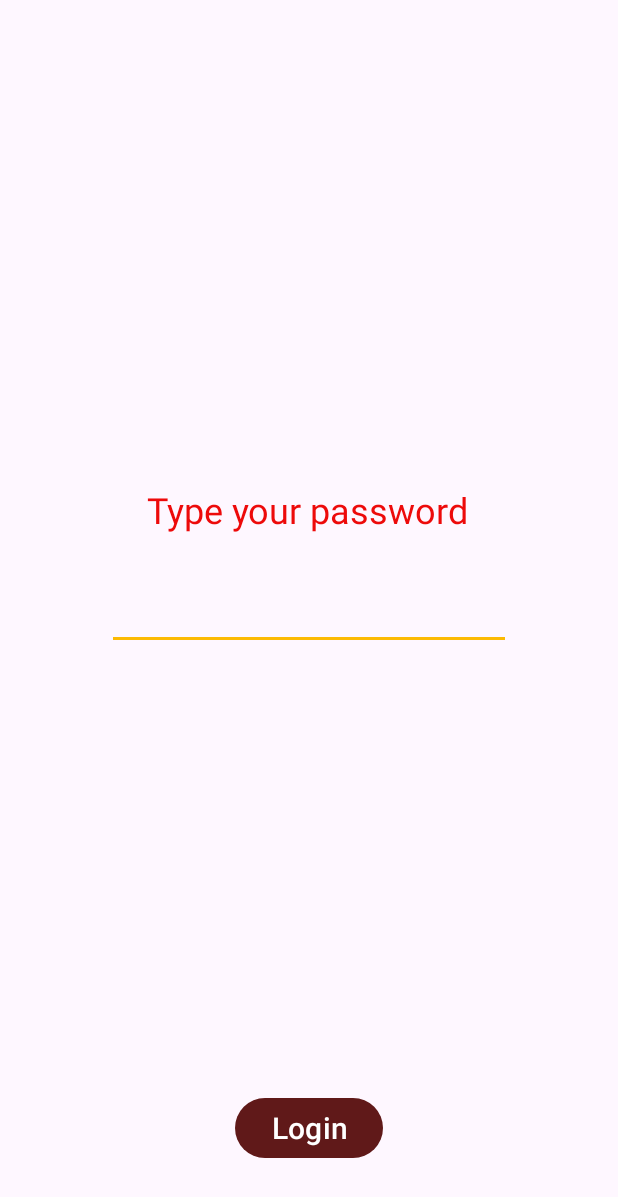
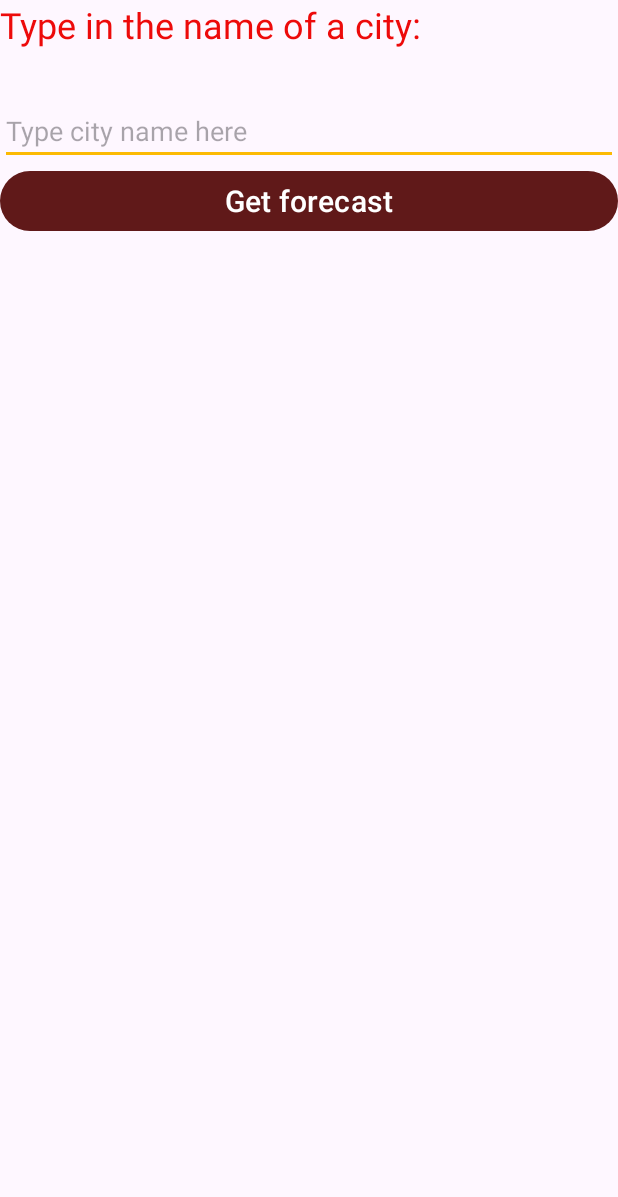
Before and after one commit to Etieno-Josiah/MyAndroidLabs, an Android app: the screen it shows after launch (MainActivity), on a phone screen of 412 x 824 dp. Shown: the top 1197 px of the screen. Run offline under Robolectric (Android 15) with nearby library versions, the phone set to English and light mode, and no system bars; our stand-ins replace Volley.

Commit message:
Lab 10 first commit

```diff
--- a/app/build.gradle.kts
+++ b/app/build.gradle.kts
@@ -55,4 +55,5 @@ dependencies {
 
     implementation ("androidx.room:room-runtime:$room_version")
     annotationProcessor ("androidx.room:room-compiler:$room_version")
+    implementation ("com.android.volley:volley:1.2.1")
 }
--- a/app/src/main/AndroidManifest.xml
+++ b/app/src/main/AndroidManifest.xml
@@ -1,6 +1,7 @@
 <?xml version="1.0" encoding="utf-8"?>
 <manifest xmlns:android="http://schemas.android.com/apk/res/android"
     xmlns:tools="http://schemas.android.com/tools">
+    <uses-permission android:name="android.permission.INTERNET"/>
 
     <application
         android:allowBackup="true"
--- a/app/src/main/java/com/example/etienosandroidlabs/MainActivity.java
+++ b/app/src/main/java/com/example/etienosandroidlabs/MainActivity.java
@@ -7,33 +7,58 @@ import android.widget.EditText;
 import android.widget.TextView;
 import android.widget.Toast;
 
+import com.android.volley.Request;
+import com.android.volley.RequestQueue;
+import com.android.volley.Response;
+import com.android.volley.toolbox.JsonObjectRequest;
+import com.android.volley.toolbox.Volley;
+import com.example.etienosandroidlabs.databinding.ActivityMainBinding;
+
+import org.json.JSONObject;
+
+import java.io.UnsupportedEncodingException;
+import java.net.URLEncoder;
+
 public class MainActivity extends AppCompatActivity {
     /** This holds the text shown at the center of the screen*/
     private TextView tv;
     /** This holds the password input from user*/
     private EditText et;
     /** This holds the login button*/
-    private Button btn;
+    private Button forecastBtn;
+    ActivityMainBinding binding;
+    String cityName;
+    RequestQueue queue = null;
 
 
     @Override
     protected void onCreate(Bundle savedInstanceState) {
         super.onCreate(savedInstanceState);
         setContentView(R.layout.activity_main);
+        binding = ActivityMainBinding.inflate(getLayoutInflater());
 
-        tv = findViewById(R.id.textView);
-        et = findViewById(R.id.editPassword);
-        btn = findViewById(R.id.loginButton);
+        queue = Volley.newRequestQueue(this);
 
-        btn.setOnClickListener(clk -> {
-            String password = et.getText().toString();
-            checkPasswordComplexity(password);
+        binding.forecastButton.setOnClickListener(clk -> {
+            cityName = binding.cityText.getText().toString();
+            String api = "26b69dfadadc132c466d23b05ec8c42c";
+            String url = null;
+            try {
+                url = "https://api.openweathermap.org/data/2.5/weather?q=" +
+                        URLEncoder.encode(cityName, "UTF-8") +
+                        "}&appid=" + api;
+            } catch (UnsupportedEncodingException e) {
+                throw new RuntimeException(e);
+            }
 
-            if(checkPasswordComplexity(password)){
-                tv.setText(R.string.password_good);
-            }else{
-                tv.setText(R.string.password_bad);
-            }
+            JsonObjectRequest request = new JsonObjectRequest(Request.Method.GET, url, null,
+                    (response) -> {
+
+                    },
+                    (error) -> {
+
+                    });
+            queue.add(request);
         });
     }
 
--- a/app/src/main/res/layout/activity_main.xml
+++ b/app/src/main/res/layout/activity_main.xml
@@ -1,17 +1,17 @@
 <?xml version="1.0" encoding="utf-8"?>
-<androidx.constraintlayout.widget.ConstraintLayout
-    xmlns:android="http://schemas.android.com/apk/res/android"
+<LinearLayout xmlns:android="http://schemas.android.com/apk/res/android"
     xmlns:app="http://schemas.android.com/apk/res-auto"
     xmlns:tools="http://schemas.android.com/tools"
     android:layout_width="match_parent"
     android:layout_height="match_parent"
+    android:orientation="vertical"
     tools:context=".MainActivity">
 
     <TextView
         android:id="@+id/textView"
         android:layout_width="wrap_content"
         android:layout_height="wrap_content"
-        android:text="@string/hello_message"
+        android:text="Type in the name of a city:"
         android:textSize="24sp"
         app:layout_constraintBottom_toBottomOf="parent"
         app:layout_constraintEnd_toEndOf="parent"
@@ -20,27 +20,27 @@
         app:layout_constraintTop_toTopOf="parent"
         app:layout_constraintVertical_bias="0.409" />
 
+    <EditText
+        android:id="@+id/cityText"
+        android:layout_width="match_parent"
+        android:layout_height="wrap_content"
+        android:layout_marginTop="32dp"
+        android:ems="10"
+        android:hint="Type city name here"
+        app:layout_constraintEnd_toEndOf="parent"
+        app:layout_constraintStart_toStartOf="parent"
+        app:layout_constraintTop_toBottomOf="@+id/textView" />
+
     <Button
-        android:id="@+id/loginButton"
-        android:layout_width="wrap_content"
+        android:id="@+id/forecastButton"
+        android:layout_width="match_parent"
         android:layout_height="wrap_content"
         android:layout_marginBottom="48dp"
-        android:text="@string/button_message"
+        android:text="Get forecast"
         android:textSize="20sp"
         app:layout_constraintBottom_toBottomOf="parent"
         app:layout_constraintEnd_toEndOf="parent"
         app:layout_constraintStart_toStartOf="parent" />
 
-    <EditText
-        android:id="@+id/editPassword"
-        android:layout_width="269dp"
-        android:layout_height="45dp"
-        android:layout_marginTop="32dp"
-        android:ems="10"
-        android:inputType="textPassword"
-        app:layout_constraintEnd_toEndOf="parent"
-        app:layout_constraintStart_toStartOf="parent"
-        app:layout_constraintTop_toBottomOf="@+id/textView" />
 
-
-</androidx.constraintlayout.widget.ConstraintLayout>
+</LinearLayout>
```
Also changed, not shown: 1 other file.
